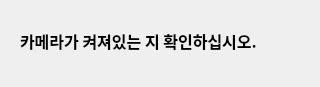
Old version of the form CSS/CSS_CAM_POPUP.ui in the repository theodore-choi/2021-1-ISECD-Team10.
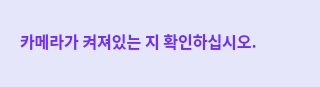
New version of the form.

```diff
--- a/CSS/CSS_CAM_POPUP.ui
+++ b/CSS/CSS_CAM_POPUP.ui
@@ -13,6 +13,11 @@
   <property name="windowTitle">
    <string>Dialog</string>
   </property>
+  <property name="styleSheet">
+   <string notr="true">background-color:rgb(230, 230, 250);
+selection-background-color: rgb(243, 243, 243);
+color: rgba(85, 0, 255, 205);</string>
+  </property>
   <widget class="QLabel" name="label">
    <property name="geometry">
     <rect>
```
